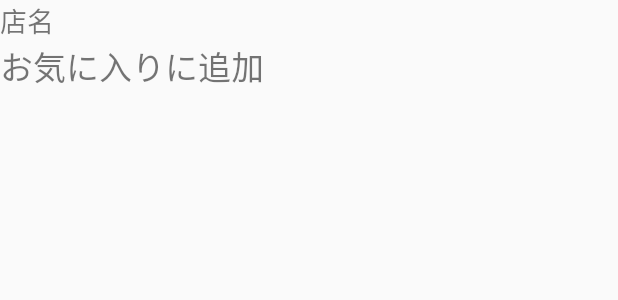
After one commit to nin138/Spotin_client-android, an Android app: the layout dialog_setting.xml on its own in the app's theme, with its tools: preview values and no code run, on a phone screen of 412 x 824 dp. The commit adds this screen. Shown: the top 300 px of the screen. Run offline under Robolectric (Android 15) with nearby library versions, the phone set to English and light mode, and no system bars.

Commit message:
add AlertDialog

```diff
--- /dev/null
+++ b/app/src/main/res/layout/dialog_setting.xml
@@ -0,0 +1,33 @@
+<?xml version="1.0" encoding="utf-8"?>
+<LinearLayout
+    xmlns:android="http://schemas.android.com/apk/res/android"
+    xmlns:tools="http://schemas.android.com/tools"
+    android:layout_width="match_parent"
+    android:layout_height="match_parent"
+    android:orientation="vertical"
+    tools:context=".map.MapActivity" >
+
+    <LinearLayout
+        android:layout_width="match_parent"
+        android:layout_height="wrap_content"
+        android:orientation="vertical"
+        android:paddingBottom="20dp">
+
+        <TextView
+            android:id="@+id/name"
+            android:layout_width="wrap_content"
+            android:layout_height="wrap_content"
+            android:textSize="18sp"
+            android:text="店名"/>
+
+        <TextView
+            android:id="@+id/like"
+            android:layout_width="wrap_content"
+            android:layout_height="wrap_content"
+            android:gravity="center"
+            android:textSize="22sp"
+            android:text="お気に入りに追加"/>
+
+    </LinearLayout>
+
+</LinearLayout>
```
Also changed, not shown: app/src/main/java/casestudyteam5/it7th/hal/ac/jp/spotin/map/MapActivity.kt (+40 -1 lines), app/src/main/res/anim/in_animation.xml (added, +8 -0 lines).
